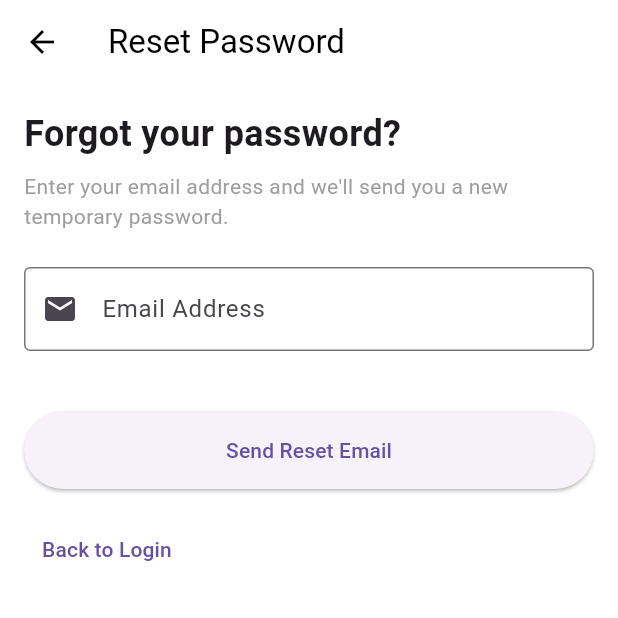
After one commit to G1uli/HADS_GiulianoNCenci_ReadingApp, a Flutter app: the screen it shows after launch, after a tap on "Forgot Password?", on a phone screen of 412 x 824 dp, the top half of it. The commit adds this screen. Run offline on Flutter 3.47's test engine with Material 3 defaults, Android fonts, the phone set to English and light mode, and no system bars; our stand-ins replace file_picker, open_file, permission_handler, shared_preferences, sqflite, webview_flutter; missing offline and left inert: mailer, syncfusion_flutter_pdf; accounts and stored records are empty.

Commit message:
Added password reset password email
Addeed the option to send an email with a new password

```diff
--- a/lib/screens/login_screen.dart
+++ b/lib/screens/login_screen.dart
@@ -1,4 +1,5 @@
 import 'package:flutter/material.dart';
+import 'package:reading_app/screens/password_reset_screen.dart';
 import 'package:reading_app/services/auth_service.dart';
 
 class LoginScreen extends StatefulWidget {
@@ -163,6 +164,17 @@ class _LoginScreenState extends State<LoginScreen> {
                   },
                 ),
               ],
+              TextButton(
+                onPressed: () {
+                  Navigator.push(
+                    context,
+                    MaterialPageRoute(
+                      builder: (context) => const PasswordResetScreen(),
+                    ),
+                  );
+                },
+                child: const Text('Forgot Password?'),
+              ),
               const SizedBox(height: 24),
               ElevatedButton(
                 onPressed: _submit,
--- /dev/null
+++ b/lib/screens/password_reset_screen.dart
@@ -0,0 +1,220 @@
+import 'package:flutter/material.dart';
+import '../services/auth_service.dart';
+
+class PasswordResetScreen extends StatefulWidget {
+  const PasswordResetScreen({super.key});
+
+  @override
+  State<PasswordResetScreen> createState() => _PasswordResetScreenState();
+}
+
+class _PasswordResetScreenState extends State<PasswordResetScreen> {
+  final TextEditingController _emailController = TextEditingController();
+  final AuthService _authService = AuthService();
+  bool _isLoading = false;
+  bool _resetSuccessful = false; // Added this missing variable
+  String _message = '';
+
+  Future<void> _requestPasswordReset() async {
+    if (_emailController.text.isEmpty) {
+      setState(() {
+        _message = 'Please enter your email address';
+      });
+      return;
+    }
+
+    if (!_emailController.text.endsWith('@gmail.com')) {
+      setState(() {
+        _message = 'Please enter a valid Gmail address';
+      });
+      return;
+    }
+
+    setState(() {
+      _isLoading = true;
+      _message = '';
+    });
+
+    try {
+      final success = await _authService.requestPasswordReset(
+        _emailController.text.trim(),
+      );
+
+      if (success) {
+        setState(() {
+          _resetSuccessful = true;
+          _message =
+              'Password reset email sent! Check your inbox for the new temporary password.';
+        });
+      } else {
+        setState(() {
+          _resetSuccessful = false;
+          _message =
+              'Email not found or error sending email. Please try again.';
+        });
+      }
+    } catch (e) {
+      setState(() {
+        _resetSuccessful = false;
+        _message = 'Error: $e';
+      });
+    } finally {
+      setState(() {
+        _isLoading = false;
+      });
+    }
+  }
+
+  @override
+  Widget build(BuildContext context) {
+    return Scaffold(
+      appBar: AppBar(
+        title: const Text('Reset Password'),
+        leading: IconButton(
+          icon: const Icon(Icons.arrow_back),
+          onPressed: () => Navigator.pop(context),
+        ),
+      ),
+      body: Padding(
+        padding: const EdgeInsets.all(16.0),
+        child: Column(
+          crossAxisAlignment: CrossAxisAlignment.start,
+          children: [
+            const Text(
+              'Forgot your password?',
+              style: TextStyle(fontSize: 24, fontWeight: FontWeight.bold),
+            ),
+            const SizedBox(height: 8),
+            const Text(
+              'Enter your email address and we\'ll send you a new temporary password.',
+              style: TextStyle(color: Colors.grey),
+            ),
+            const SizedBox(height: 24),
+
+            if (!_resetSuccessful) ...[
+              TextField(
+                controller: _emailController,
+                decoration: const InputDecoration(
+                  labelText: 'Email Address',
+                  hintText: 'your-email@gmail.com',
+                  border: OutlineInputBorder(),
+                  prefixIcon: Icon(Icons.email),
+                ),
+                keyboardType: TextInputType.emailAddress,
+              ),
+
+              const SizedBox(height: 20),
+
+              if (_message.isNotEmpty && !_resetSuccessful)
+                Container(
+                  width: double.infinity,
+                  padding: const EdgeInsets.all(12),
+                  decoration: BoxDecoration(
+                    color: Colors.red[50],
+                    border: Border.all(color: Colors.red),
+                    borderRadius: BorderRadius.circular(8),
+                  ),
+                  child: Text(
+                    _message,
+                    style: const TextStyle(color: Colors.red),
+                  ),
+                ),
+
+              const SizedBox(height: 20),
+
+              _isLoading
+                  ? const Center(child: CircularProgressIndicator())
+                  : SizedBox(
+                      width: double.infinity,
+                      child: ElevatedButton(
+                        onPressed: _requestPasswordReset,
+                        style: ElevatedButton.styleFrom(
+                          padding: const EdgeInsets.symmetric(vertical: 16),
+                        ),
+                        child: const Text('Send Reset Email'),
+                      ),
+                    ),
+            ] else ...[
+              // Show success message
+              Container(
+                width: double.infinity,
+                padding: const EdgeInsets.all(16),
+                decoration: BoxDecoration(
+                  color: Colors.green[50],
+                  border: Border.all(color: Colors.green),
+                  borderRadius: BorderRadius.circular(8),
+                ),
+                child: Column(
+                  crossAxisAlignment: CrossAxisAlignment.start,
+                  children: [
+                    const Row(
+                      children: [
+                        Icon(Icons.check_circle, color: Colors.green),
+                        SizedBox(width: 8),
+                        Text(
+                          'Password Reset Email Sent!',
+                          style: TextStyle(
+                            fontWeight: FontWeight.bold,
+                            color: Colors.green,
+                            fontSize: 18,
+                          ),
+                        ),
+                      ],
+                    ),
+                    const SizedBox(height: 12),
+                    Text(
+                      _message,
+                      style: const TextStyle(color: Colors.black87),
+                    ),
+                    const SizedBox(height: 16),
+                    Container(
+                      padding: const EdgeInsets.all(12),
+                      decoration: BoxDecoration(
+                        color: Colors.amber[50],
+                        border: Border.all(color: Colors.amber),
+                        borderRadius: BorderRadius.circular(6),
+                      ),
+                      child: const Row(
+                        children: [
+                          Icon(Icons.warning_amber, color: Colors.amber),
+                          SizedBox(width: 8),
+                          Expanded(
+                            child: Text(
+                              'Check your email inbox (and spam folder) for the temporary password',
+                              style: TextStyle(fontWeight: FontWeight.bold),
+                            ),
+                          ),
+                        ],
+                      ),
+                    ),
+                  ],
+                ),
+              ),
+
+              const SizedBox(height: 20),
+
+              SizedBox(
+                width: double.infinity,
+                child: ElevatedButton(
+                  onPressed: () => Navigator.pop(context),
+                  style: ElevatedButton.styleFrom(
+                    padding: const EdgeInsets.symmetric(vertical: 16),
+                  ),
+                  child: const Text('Back to Login'),
+                ),
+              ),
+            ],
+
+            const SizedBox(height: 16),
+
+            if (!_resetSuccessful)
+              TextButton(
+                onPressed: () => Navigator.pop(context),
+                child: const Text('Back to Login'),
+              ),
+          ],
+        ),
+      ),
+    );
+  }
+}
--- a/lib/services/auth_service.dart
+++ b/lib/services/auth_service.dart
@@ -1,4 +1,7 @@
+import 'package:reading_app/services/email_service.dart';
 import 'package:shared_preferences/shared_preferences.dart';
+import 'package:flutter/foundation.dart';
+import 'dart:math';
 
 class UserAccount {
   final String email;
@@ -37,7 +40,12 @@ class AuthService {
   factory AuthService() => _instance;
   AuthService._internal();
 
-  Future<bool> register(String email, String password, String name, DateTime birthDate) async {
+  Future<bool> register(
+    String email,
+    String password,
+    String name,
+    DateTime birthDate,
+  ) async {
     if (!email.endsWith('@gmail.com')) {
       return false; // RNF04: Only Gmail accounts allowed
     }
@@ -100,7 +108,10 @@ class AuthService {
         await prefs.setString('current_email', email);
         await prefs.setString('current_password', password);
         await prefs.setString('current_name', credential['name'] ?? '');
-        await prefs.setString('current_birthDate', credential['birthDate'] ?? '');
+        await prefs.setString(
+          'current_birthDate',
+          credential['birthDate'] ?? '',
+        );
         await prefs.setBool('isLoggedIn', true);
         return true;
       }
@@ -121,7 +132,7 @@ class AuthService {
     await prefs.remove('current_password');
     await prefs.remove('current_name');
     await prefs.remove('current_birthDate');
-    print('Logged out. Registered accounts preserved.');
+    debugPrint('Logged out. Registered accounts preserved.');
   }
 
   Future<String?> getEmail() async {
@@ -156,7 +167,10 @@ class AuthService {
         await prefs.setString('current_email', email);
         await prefs.setString('current_password', credential['password'] ?? '');
         await prefs.setString('current_name', credential['name'] ?? '');
-        await prefs.setString('current_birthDate', credential['birthDate'] ?? '');
+        await prefs.setString(
+          'current_birthDate',
+          credential['birthDate'] ?? '',
+        );
         await prefs.setBool('isLoggedIn', true);
         return true;
       }
@@ -199,9 +213,108 @@ class AuthService {
     return false;
   }
 
+  Future<bool> requestPasswordReset(String email) async {
+    debugPrint('Password reset requested for: $email');
+
+    final prefs = await SharedPreferences.getInstance();
+    final credentialsJson = prefs.getStringList('account_credentials') ?? [];
+
+    debugPrint('Total accounts in storage: ${credentialsJson.length}');
+
+    // Check if email exists
+    bool accountExists = false;
+    for (final credentialJson in credentialsJson) {
+      final credential = _jsonDecode(credentialJson);
+      debugPrint('Checking account: ${credential['email']}');
+      if (credential['email'] == email) {
+        accountExists = true;
+        debugPrint('Account found!');
+        break;
+      }
+    }
+
+    if (!accountExists) {
+      debugPrint('Account not found in storage');
+      return false; // Email not found
+    }
+
+    debugPrint('Account exists, generating new password...');
+
+    // Generate a new temporary password
+    final newPassword = _generateTemporaryPassword();
+    debugPrint('New password generated: $newPassword');
+
+    // Send reset email
+    debugPrint('Attempting to send email...');
+    final emailSent = await EmailService().sendPasswordResetEmail(
+      email,
+      newPassword,
+    );
+
+    if (emailSent) {
+      debugPrint('Email sent successfully, updating storage...');
+
+      // Update the password in storage
+      final updatedCredentials = credentialsJson.map((credentialJson) {
+        final credential = _jsonDecode(credentialJson);
+        if (credential['email'] == email) {
+          credential['password'] = newPassword;
+          return _jsonEncode(credential);
+        }
+        return credentialJson;
+      }).toList();
+
+      await prefs.setStringList('account_credentials', updatedCredentials);
+      debugPrint('Password updated in storage');
+      return true;
+    }
+
+    debugPrint('Failed to send email');
+    return false;
+  }
+
+  Future<bool> resetPasswordWithToken(
+    String email,
+    String token,
+    String newPassword,
+  ) async {
+    // For a more secure implementation, you'd validate the token here
+    // For now, we'll implement a simple version that just updates the password
+
+    final prefs = await SharedPreferences.getInstance();
+    final credentialsJson = prefs.getStringList('account_credentials') ?? [];
+
+    final updatedCredentials = credentialsJson.map((credentialJson) {
+      final credential = _jsonDecode(credentialJson);
+      if (credential['email'] == email) {
+        credential['password'] = newPassword;
+        return _jsonEncode(credential);
+      }
+      return credentialJson;
+    }).toList();
+
+    await prefs.setStringList('account_credentials', updatedCredentials);
+    return true;
+  }
+
+  String _generateTemporaryPassword() {
+    const chars =
+        'abcdefghijklmnopqrstuvwxyzABCDEFGHIJKLMNOPQRSTUVWXYZ0123456789';
+    final random = Random();
+    return String.fromCharCodes(
+      Iterable.generate(
+        8,
+        (_) => chars.codeUnitAt(random.nextInt(chars.length)),
+      ),
+    );
+  }
+
   Map<String, dynamic> _jsonDecode(String jsonString) {
     final Map<String, dynamic> result = {};
-    final pairs = jsonString.replaceAll('{', '').replaceAll('}', '').split(', ');
+    final pairs = jsonString
+        .replaceAll('{', '')
+        .replaceAll('}', '')
+        .split(', ');
 
     for (final pair in pairs) {
       final keyValue = pair.split(': ');
@@ -220,7 +333,9 @@ class AuthService {
   }
 
   String _jsonEncode(Map<String, dynamic> map) {
-    final entries = map.entries.map((entry) => '"${entry.key}": "${entry.value}"');
+    final entries = map.entries.map(
+      (entry) => '"${entry.key}": "${entry.value}"',
+    );
     return '{${entries.join(', ')}}';
   }
 }
--- /dev/null
+++ b/lib/services/email_service.dart
@@ -0,0 +1,67 @@
+import 'package:mailer/mailer.dart';
+import 'package:mailer/smtp_server.dart';
+import 'package:flutter/foundation.dart';
+
+class EmailService {
+  static final EmailService _instance = EmailService._internal();
+  factory EmailService() => _instance;
+  EmailService._internal();
+
+  // Gmail SMTP configuration
+  static const String _smtpServer = 'smtp.gmail.com';
+  static const int _smtpPort = 587;
+
+  Future<bool> sendPasswordResetEmail(
+    String recipientEmail,
+    String newPassword,
+  ) async {
+    // REPLACE THESE WITH YOUR ACTUAL GMAIL CREDENTIALS
+    final String senderEmail = 'giginigi743@gmail.com'; // Your Gmail address
+    final String senderPassword = 'cmbf xzrz cssv csoe'; // Gmail App Password
+
+    debugPrint('Attempting to send email to: $recipientEmail');
+    debugPrint('Using sender: $senderEmail');
+
+    try {
+      // Create SMTP server
+      final smtpServer = SmtpServer(
+        _smtpServer,
+        port: _smtpPort,
+        username: senderEmail,
+        password: senderPassword,
+      );
+
+      // Create the message
+      final message = Message()
+        ..from = Address(senderEmail, 'Reading App')
+        ..recipients.add(recipientEmail)
+        ..subject = 'Password Reset - Reading App'
+        ..text =
+            '''
+Hello,
+
+Your password has been reset successfully.
+
+Your new temporary password is: $newPassword
+
+Please log in with this new password and consider changing it to something more memorable.
+
+If you didn't request this reset, please contact support immediately.
+
+Best regards,
+Reading App Team
+''';
+
+      debugPrint('Sending email...');
+
+      // Send the message - removed unused variable
+      await send(message, smtpServer);
+      debugPrint('Message sent successfully!');
+      return true;
+    } catch (e) {
+      debugPrint('Error sending email: $e');
+      debugPrint('Error type: ${e.runtimeType}');
+      return false;
+    }
+  }
+}
--- a/lib/services/pdf_service.dart
+++ b/lib/services/pdf_service.dart
@@ -1,6 +1,6 @@
 import 'dart:io';
 import 'dart:async';
-import 'package:flutter/foundation.dart'; // Add this import for debugPrint
+import 'package:flutter/foundation.dart';
 import 'package:path_provider/path_provider.dart';
 import 'package:syncfusion_flutter_pdf/pdf.dart';
 import 'package:permission_handler/permission_handler.dart';
@@ -10,9 +10,7 @@ class PdfService {
   factory PdfService() => _instance;
   PdfService._internal();
 
-  // Simple logging method using debugPrint
   void _log(String message) {
-    // Use debugPrint instead of print for better performance
     if (kDebugMode) {
       debugPrint('PdfService: $message');
     }
--- a/pubspec.yaml
+++ b/pubspec.yaml
@@ -21,6 +21,7 @@ dependencies:
   sqflite: ^2.2.8+1  # Stable version
   path: ^1.8.3
   open_file: ^3.3.3
+  mailer: ^6.6.0
 
 dev_dependencies:
   flutter_test:
```
Also changed, not shown: lib/services/settings_service.dart (+3 -4 lines).
